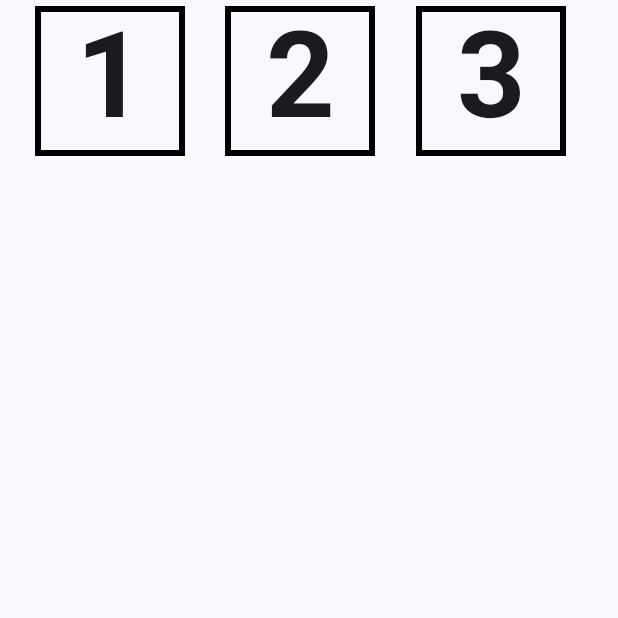
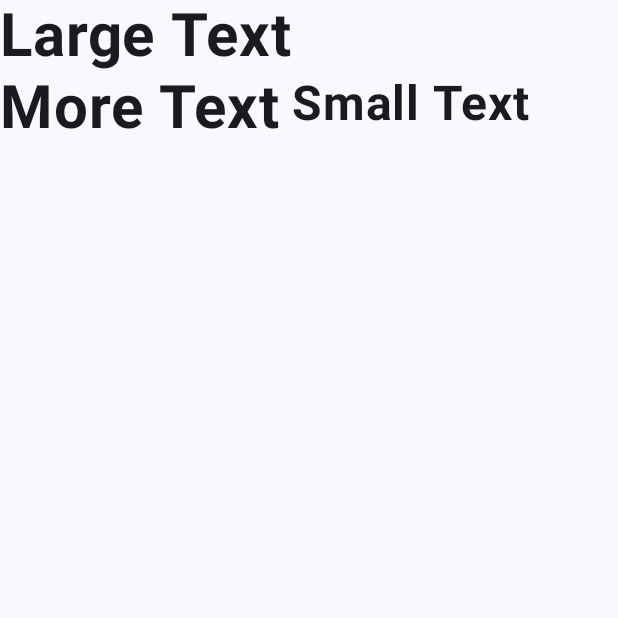
Before and after one commit to Alex-dev-11/lab_2_RowColDemo, an Android app built with Jetpack Compose: the screen it shows after launch (MainActivity), on a phone screen of 412 x 824 dp, the top half of it. Run offline under Robolectric (Android 15) with nearby library versions, the phone set to English and light mode, and no system bars.

Commit message:
Row scope, Column scope, align

```diff
--- a/app/src/main/java/com/example/rowcoldemo/MainActivity.kt
+++ b/app/src/main/java/com/example/rowcoldemo/MainActivity.kt
@@ -22,7 +22,7 @@ import androidx.compose.ui.text.font.FontWeight
 import androidx.compose.ui.text.style.TextAlign
 import androidx.compose.ui.unit.dp
 import androidx.compose.ui.unit.sp
-
+import androidx.compose.ui.layout.FirstBaseline
 class MainActivity : ComponentActivity() {
     override fun onCreate(savedInstanceState: Bundle?) {
         super.onCreate(savedInstanceState)
@@ -52,13 +52,24 @@ class MainActivity : ComponentActivity() {
 ном расстоянии друг от друга, включая половину расстояния до первого
 и после последнего ребёнка.*/
 
+// Для дочерних элементов row, col доступны align, alignBy(FirstBaseline, LastBaseline), paddingFrom, alignByBaseline
+
 @Composable
 fun MainScreen(modifier: Modifier = Modifier) {
-    Row(horizontalArrangement = Arrangement.SpaceEvenly,
-        modifier = modifier.size(width = 400.dp, height = 200.dp)) {
-        TextCell("1")
-        TextCell("2")
-        TextCell("3")
+    Row {
+        Text(
+            text = "Large Text\n\nMore Text",
+            Modifier.alignBy(FirstBaseline),
+            fontSize = 40.sp,
+            fontWeight = FontWeight.Bold
+        )
+        Text(
+            text = "Small Text",
+            modifier = Modifier.paddingFrom(
+                alignmentLine = FirstBaseline, before = 80.dp, after = 0.dp),
+            fontSize = 32.sp,
+            fontWeight = FontWeight.Bold
+        )
     }
 }
 
```
